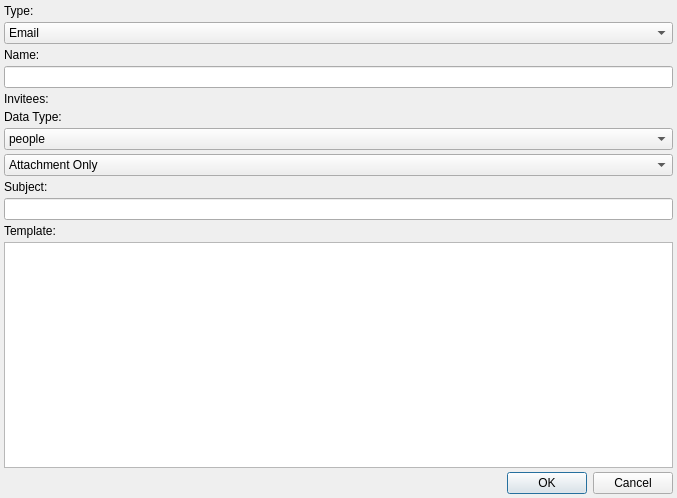
Above: plugins/forms/dialogMeetingEmailTemplate.ui from kestermckinney/ProjectNotes before the change. Below: the same form after it.
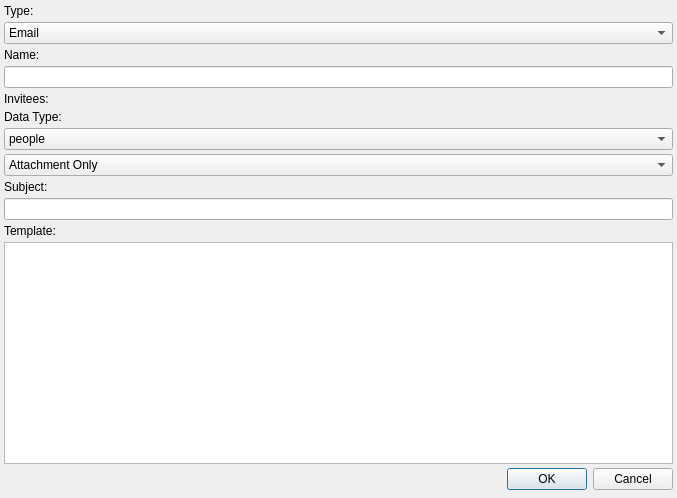
That is the form after the change.

```diff
--- a/plugins/forms/dialogMeetingEmailTemplate.ui
+++ b/plugins/forms/dialogMeetingEmailTemplate.ui
@@ -27,7 +27,7 @@
     <number>4</number>
    </property>
    <property name="bottomMargin">
-    <number>4</number>
+    <number>8</number>
    </property>
    <item>
     <widget class="QLabel" name="labelType">
```
